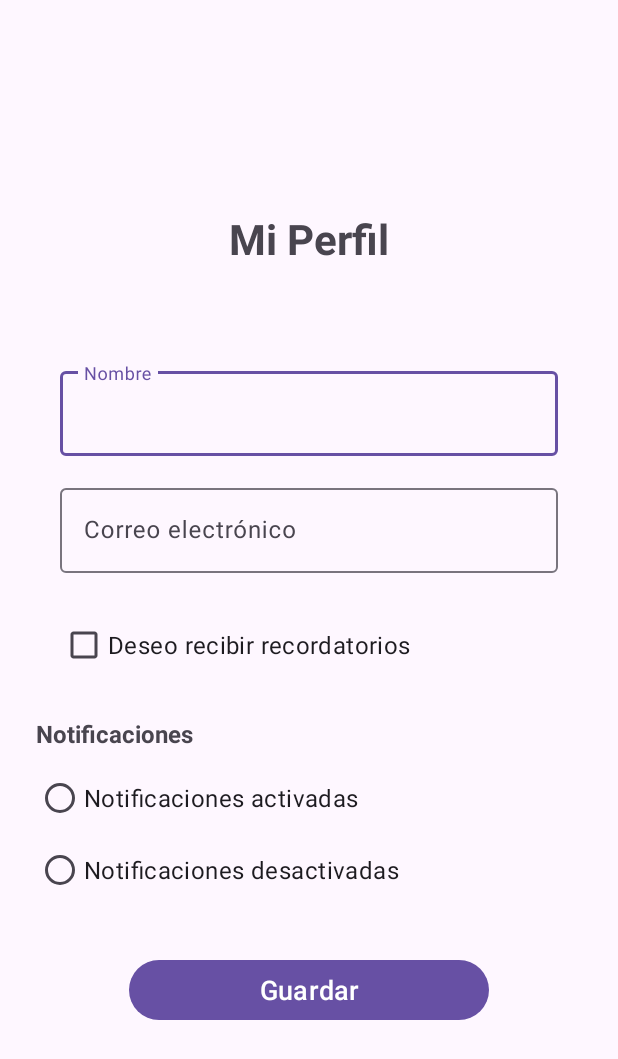
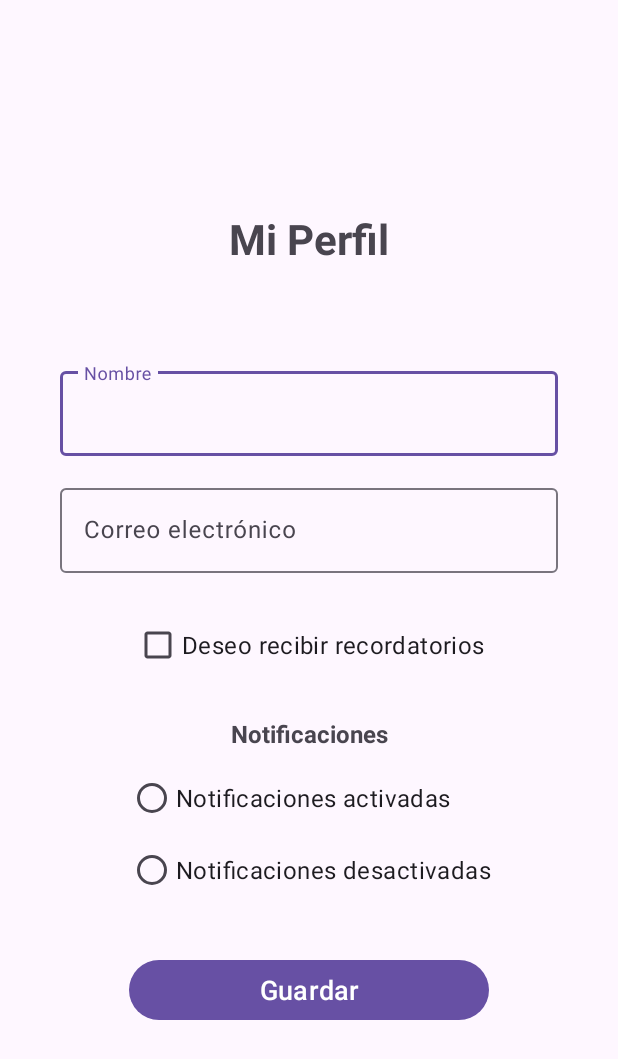
Before and after one commit to SamiiHC-iespsur/Mi-Dia-a-Dia, an Android app: the ProfileActivity screen opened directly, with no data from a screen before it, on a phone screen of 412 x 824 dp. Shown: the top 1059 px of the screen. Run offline under Robolectric (Android 15) with nearby library versions, the phone set to English and light mode, and no system bars.

```diff
--- a/app/src/main/res/layout/activity_profile.xml
+++ b/app/src/main/res/layout/activity_profile.xml
@@ -45,7 +45,7 @@
                 android:layout_width="match_parent"
                 android:layout_height="wrap_content"
                 android:inputType="textPersonName"
-                android:textColorHint="#546E7A"
+                android:textColorHint="@android:color/darker_gray"
                 tools:ignore="TextContrastCheck" />
         </com.google.android.material.textfield.TextInputLayout>
 
@@ -80,10 +80,10 @@
             android:text="@string/profile_reminderPrompt"
             android:textSize="16sp"
             android:layout_marginTop="24dp"
-            android:layout_marginStart="16dp"
             app:layout_constraintTop_toBottomOf="@+id/tilEmail"
             app:layout_constraintBottom_toTopOf="@+id/tvNotificationsLabel"
-            app:layout_constraintStart_toStartOf="parent" />
+            app:layout_constraintStart_toStartOf="parent"
+            app:layout_constraintEnd_toEndOf="parent" />
 
         <TextView
             android:id="@+id/tvNotificationsLabel"
@@ -95,11 +95,12 @@
             android:layout_marginTop="24dp"
             app:layout_constraintTop_toBottomOf="@+id/cbReminders"
             app:layout_constraintBottom_toTopOf="@+id/rgNotifications"
-            app:layout_constraintStart_toStartOf="parent" />
+            app:layout_constraintStart_toStartOf="parent"
+            app:layout_constraintEnd_toEndOf="parent" />
 
         <RadioGroup
             android:id="@+id/rgNotifications"
-            android:layout_width="0dp"
+            android:layout_width="wrap_content"
             android:layout_height="wrap_content"
             android:layout_marginTop="8dp"
             android:orientation="vertical"
```
Also changed, not shown: app/src/main/java/sami/pmm/midaada/TareasActivity.kt (+4 -4 lines), app/src/main/res/layout/activity_tareas.xml (+6 -10 lines).
